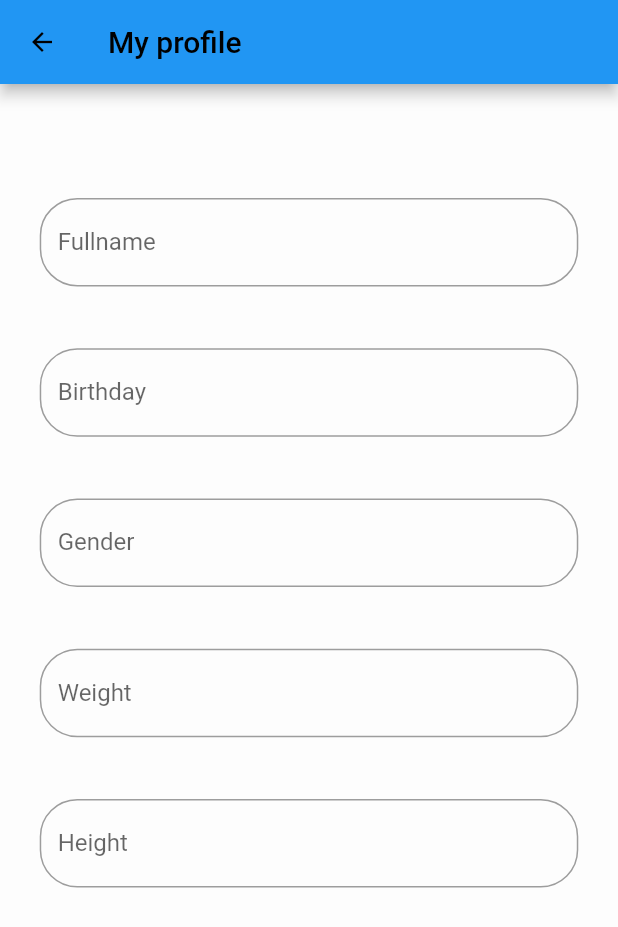
After one commit to shahzebnaqvi/Medical_App, a Flutter app: the screen it shows after launch, on a phone screen of 412 x 824 dp. The commit adds this screen. Shown: the top 927 px of the screen. Run offline on Flutter 3.47's test engine with Material 2 defaults, Android fonts, the phone set to English and light mode, and no system bars; our stand-ins replace carousel_slider, flutter_speed_dial, get, image_picker, lottie; missing offline and left inert: ml_kit_ocr.

```diff
--- /dev/null
+++ b/lib/Screens/auth/myprofile.dart
@@ -0,0 +1,103 @@
+import 'package:flutter/material.dart';
+
+import '../../Constants/constants.dart';
+
+class Profile extends StatefulWidget {
+  const Profile({Key? key}) : super(key: key);
+
+  @override
+  State<Profile> createState() => _ProfileState();
+}
+
+class _ProfileState extends State<Profile> {
+  @override
+  Widget build(BuildContext context) {
+    return Scaffold(
+      backgroundColor: Constants.mainColorWhite,
+      appBar: AppBar(
+        title: Text(
+          "My profile",
+          style: TextStyle(color: Constants.blackcolor),
+        ),
+        leading: IconButton(
+            color: Colors.white,
+            icon: Icon(
+              Icons.arrow_back,
+              color: Colors.black,
+              size: 20,
+            ),
+            onPressed: () {
+              Navigator.pop(context);
+            }),
+      ),
+      body: Container(
+        margin: EdgeInsets.all(10),
+        padding: EdgeInsets.only(
+          top: MediaQuery.of(context).size.height * 0.08,
+          left: MediaQuery.of(context).size.height * 0.02,
+          right: MediaQuery.of(context).size.height * 0.02,
+          bottom: MediaQuery.of(context).size.height * 0.02,
+        ),
+        child: ListView(
+          children: [
+            TextField(
+              cursorColor: Constants.blackcolor,
+              decoration: InputDecoration(
+                border:
+                    OutlineInputBorder(borderRadius: BorderRadius.circular(25)),
+                labelText: "Fullname",
+              ),
+            ),
+            SizedBox(
+              height: MediaQuery.of(context).size.height * 0.05,
+            ),
+            TextField(
+              cursorColor: Constants.blackcolor,
+              decoration: InputDecoration(
+                border:
+                    OutlineInputBorder(borderRadius: BorderRadius.circular(25)),
+                labelText: "Birthday",
+              ),
+            ),
+            SizedBox(
+              height: MediaQuery.of(context).size.height * 0.05,
+            ),
+            TextField(
+              cursorColor: Constants.blackcolor,
+              decoration: InputDecoration(
+                border:
+                    OutlineInputBorder(borderRadius: BorderRadius.circular(25)),
+                labelText: "Gender",
+              ),
+            ),
+            SizedBox(
+              height: MediaQuery.of(context).size.height * 0.05,
+            ),
+            TextField(
+              cursorColor: Constants.blackcolor,
+              decoration: InputDecoration(
+                border:
+                    OutlineInputBorder(borderRadius: BorderRadius.circular(25)),
+                labelText: "Weight",
+              ),
+            ),
+            SizedBox(
+              height: MediaQuery.of(context).size.height * 0.05,
+            ),
+            TextField(
+              cursorColor: Constants.blackcolor,
+              decoration: InputDecoration(
+                border:
+                    OutlineInputBorder(borderRadius: BorderRadius.circular(25)),
+                labelText: "Height",
+              ),
+            ),
+            SizedBox(
+              height: MediaQuery.of(context).size.height * 0.05,
+            ),
+          ],
+        ),
+      ),
+    );
+  }
+}
--- a/lib/main.dart
+++ b/lib/main.dart
@@ -2,6 +2,7 @@ import 'package:flutter/material.dart';
 import 'package:medical_app/Screens/additionaltools/bp.dart';
 import 'package:medical_app/Screens/auth/login.dart';
 import 'package:flutter/services.dart';
+import 'package:medical_app/Screens/auth/myprofile.dart';
 import 'package:medical_app/Screens/auth/signup.dart';
 import 'package:medical_app/Screens/home.dart';
 import 'package:medical_app/testing.dart';
@@ -20,7 +21,7 @@ class MyApp extends StatelessWidget {
     ]);
     return MaterialApp(
       debugShowCheckedModeBanner: false,
-      home: Signup(),
+      home: Profile(),
     );
   }
 }
```
